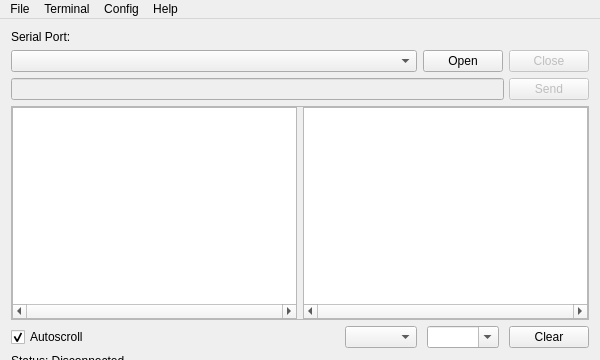
First picture: the form in SUSTerm/mainwindow.ui, repository J-Rios/SUSTerm, before the edit.
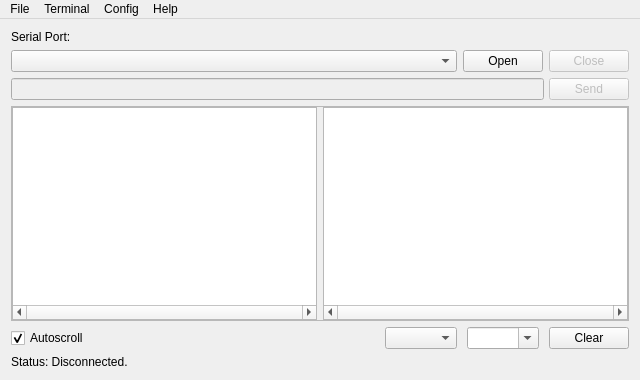
Second picture: the form after the edit.

Commit message: Increased initial window size.

What changed in the file:
```diff
--- a/SUSTerm/mainwindow.ui
+++ b/SUSTerm/mainwindow.ui
@@ -6,8 +6,8 @@
    <rect>
     <x>0</x>
     <y>0</y>
-    <width>600</width>
-    <height>360</height>
+    <width>640</width>
+    <height>380</height>
    </rect>
   </property>
   <property name="sizePolicy">
@@ -18,8 +18,8 @@
   </property>
   <property name="minimumSize">
    <size>
-    <width>600</width>
-    <height>360</height>
+    <width>640</width>
+    <height>380</height>
    </size>
   </property>
   <property name="windowTitle">
@@ -231,8 +231,8 @@
         <rect>
          <x>0</x>
          <y>0</y>
-         <width>576</width>
-         <height>179</height>
+         <width>620</width>
+         <height>195</height>
         </rect>
        </property>
        <property name="sizePolicy">
@@ -277,8 +277,8 @@
              <string>&lt;!DOCTYPE HTML PUBLIC &quot;-//W3C//DTD HTML 4.0//EN&quot; &quot;http://www.w3.org/TR/REC-html40/strict.dtd&quot;&gt;
 &lt;html&gt;&lt;head&gt;&lt;meta name=&quot;qrichtext&quot; content=&quot;1&quot; /&gt;&lt;style type=&quot;text/css&quot;&gt;
 p, li { white-space: pre-wrap; }
-&lt;/style&gt;&lt;/head&gt;&lt;body style=&quot; font-family:'MS Shell Dlg 2'; font-size:7.8pt; font-weight:400; font-style:normal;&quot;&gt;
-&lt;p style=&quot;-qt-paragraph-type:empty; margin-top:0px; margin-bottom:0px; margin-left:0px; margin-right:0px; -qt-block-indent:0; text-indent:0px;&quot;&gt;&lt;br /&gt;&lt;/p&gt;&lt;/body&gt;&lt;/html&gt;</string>
+&lt;/style&gt;&lt;/head&gt;&lt;body style=&quot; font-family:'Ubuntu'; font-size:11pt; font-weight:400; font-style:normal;&quot;&gt;
+&lt;p style=&quot;-qt-paragraph-type:empty; margin-top:0px; margin-bottom:0px; margin-left:0px; margin-right:0px; -qt-block-indent:0; text-indent:0px; font-family:'MS Shell Dlg 2'; font-size:7.8pt;&quot;&gt;&lt;br /&gt;&lt;/p&gt;&lt;/body&gt;&lt;/html&gt;</string>
             </property>
             <property name="acceptRichText">
              <bool>true</bool>
@@ -497,8 +497,8 @@
     <rect>
      <x>0</x>
      <y>0</y>
-     <width>600</width>
-     <height>26</height>
+     <width>640</width>
+     <height>22</height>
     </rect>
    </property>
    <widget class="QMenu" name="menuFile">
```
